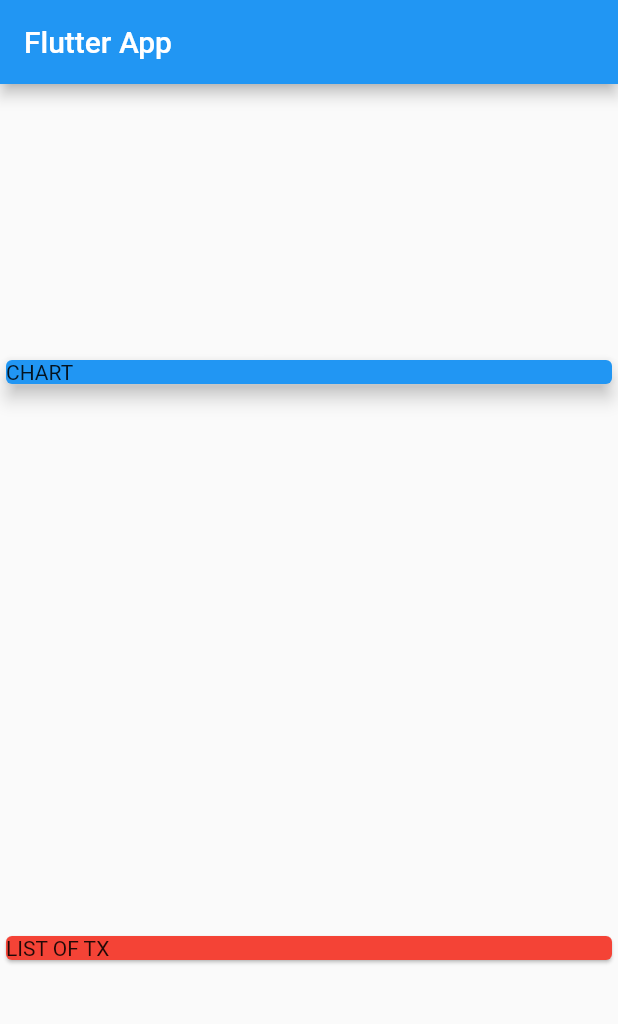
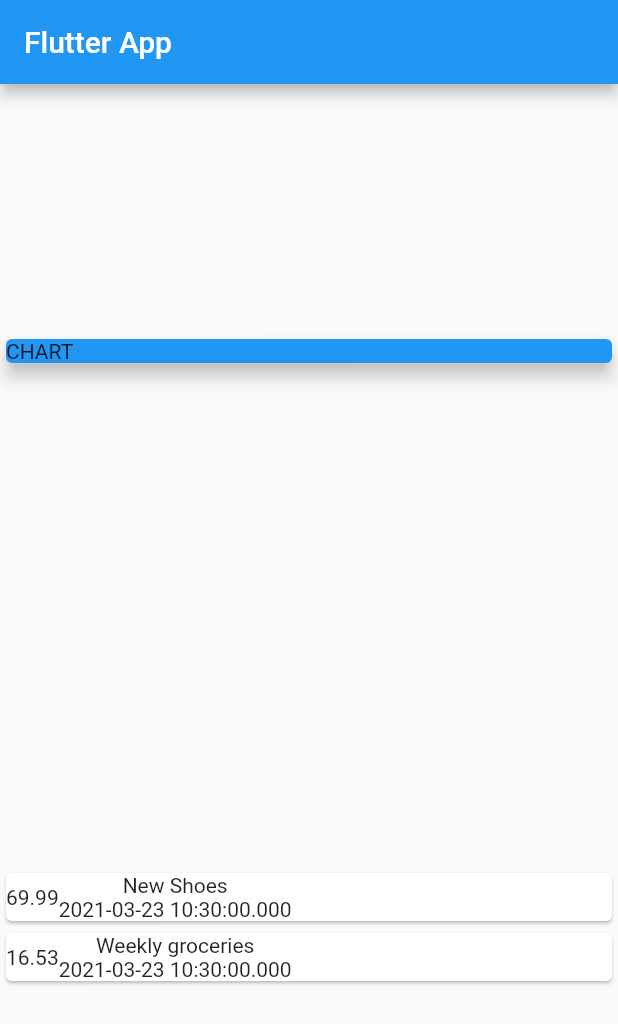
Before and after one commit to candidoalfilho/Personal-Expense-App, a Flutter app: the screen it shows after launch, on a phone screen of 412 x 824 dp. Shown: the top 1024 px of the screen. Run offline on Flutter 3.47's test engine with Material 2 defaults, Android fonts, the phone set to English and light mode, and no system bars.

Commit message:
Building a custom item

```diff
--- a/lib/main.dart
+++ b/lib/main.dart
@@ -18,7 +18,10 @@ class MyHomePage extends StatelessWidget {
     Transaction(
         id: 't1', title: 'New Shoes', amount: 69.99, date: DateTime.now()),
     Transaction(
-        id: 't2', title: 'Weekly groceries', amount: 16.53, date: DateTime.now())
+        id: 't2',
+        title: 'Weekly groceries',
+        amount: 16.53,
+        date: DateTime.now())
   ];
 
   @override
@@ -39,9 +42,21 @@ class MyHomePage extends StatelessWidget {
                 elevation: 5,
               ),
             ),
-          Card(color: Colors.red, child: Text('LIST OF TX'))
+            Column(
+              children: transactions.map((tx) {
+                return Card(
+                    child: Row(
+                  children: [
+                    Container(child: Text(tx.amount.toString())),
+                    Column(children: [
+                      Text(tx.title),
+                      Text(tx.date.toString())
+                    ])
                   ],
+                ));
+              }).toList(),
             ),
+          ]),
     );
   }
 }
```
Also changed, not shown: 1 other file. Lines whose indentation alone changed are shown as unchanged.
